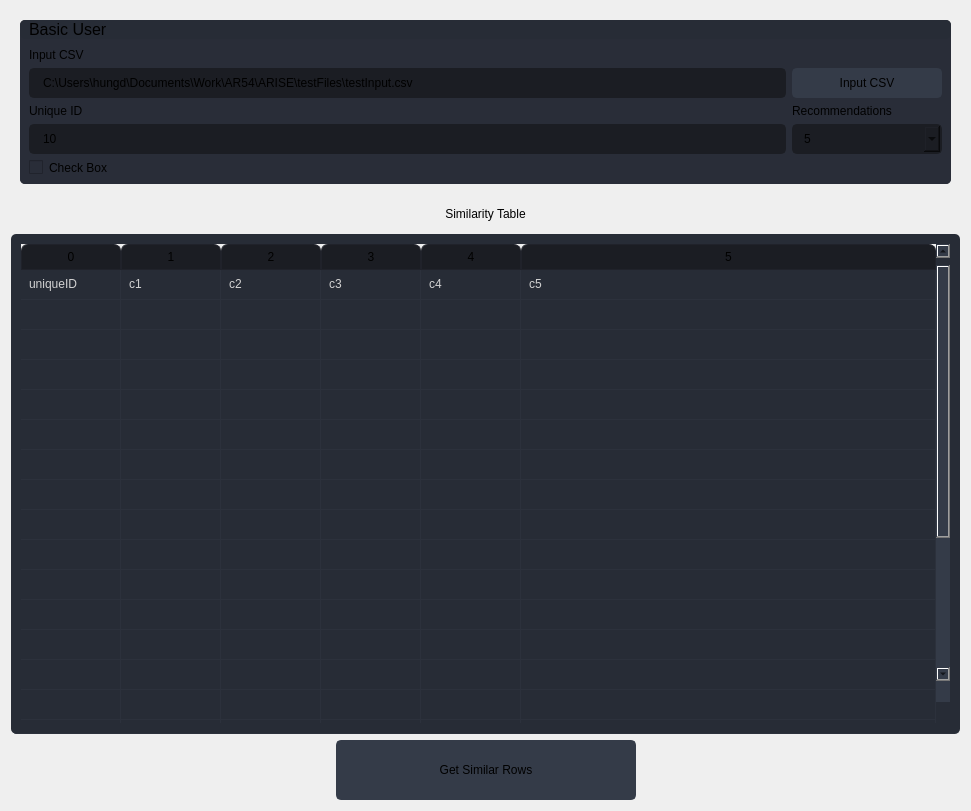
Old version of the form basicUser/basicUser.ui in the repository hungdoan888/BasicGUITemplate.
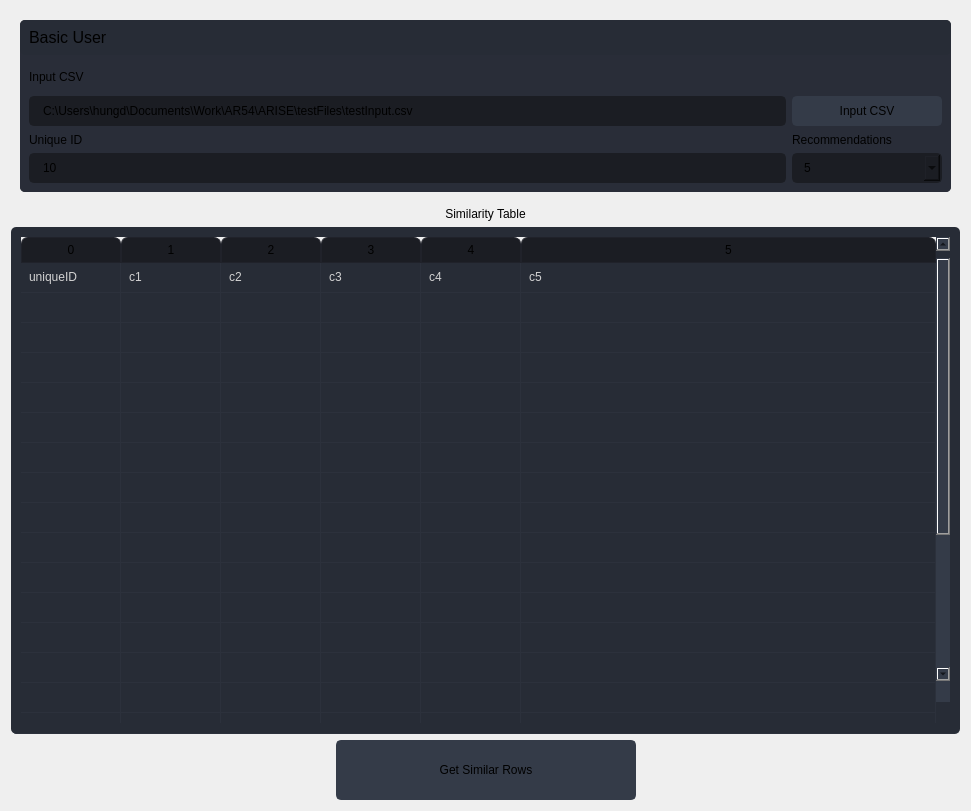
New version of the form. Icons and pictures are not drawn.

The edit to the form file:
```diff
--- a/basicUser/basicUser.ui
+++ b/basicUser/basicUser.ui
@@ -16,6 +16,12 @@
   <layout class="QVBoxLayout" name="verticalLayout">
    <item>
     <widget class="QFrame" name="frame">
+     <property name="minimumSize">
+      <size>
+       <width>0</width>
+       <height>190</height>
+      </size>
+     </property>
      <property name="styleSheet">
       <string notr="true">border-radius: 5px;</string>
      </property>
@@ -353,35 +359,6 @@
               </item>
              </layout>
             </item>
-            <item>
-             <widget class="QCheckBox" name="checkBox">
-              <property name="minimumSize">
-               <size>
-                <width>0</width>
-                <height>0</height>
-               </size>
-              </property>
-              <property name="maximumSize">
-               <size>
-                <width>120</width>
-                <height>16777215</height>
-               </size>
-              </property>
-              <property name="autoFillBackground">
-               <bool>false</bool>
-              </property>
-              <property name="styleSheet">
-               <string notr="true">QCheckBox::indicator::checked
-{
-background-color : rgb(27, 29, 35);
-image: url('../uiResourceFiles/icons/16x16/cil-check-alt.png');
-}</string>
-              </property>
-              <property name="text">
-               <string>Check Box</string>
-              </property>
-             </widget>
-            </item>
            </layout>
           </widget>
          </item>
@@ -404,7 +381,7 @@
        <property name="maximumSize">
         <size>
          <width>16777215</width>
-         <height>500</height>
+         <height>16777215</height>
         </size>
        </property>
        <property name="palette">
```
